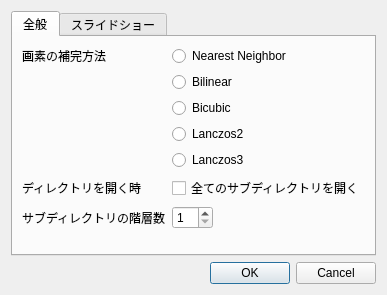
This is settingsdialog.ui in muranoya/BookReader as Qt 5 draws it before an edit. The edited form follows.
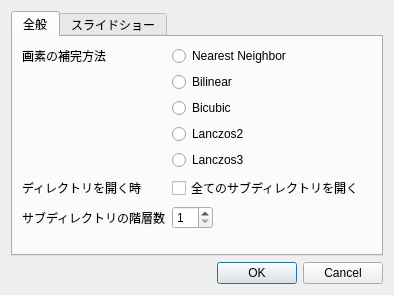
This is the edited form.

The edit to the form file:
```diff
--- a/settingsdialog.ui
+++ b/settingsdialog.ui
@@ -6,7 +6,7 @@
    <rect>
     <x>0</x>
     <y>0</y>
-    <width>368</width>
+    <width>394</width>
     <height>295</height>
    </rect>
   </property>
```
